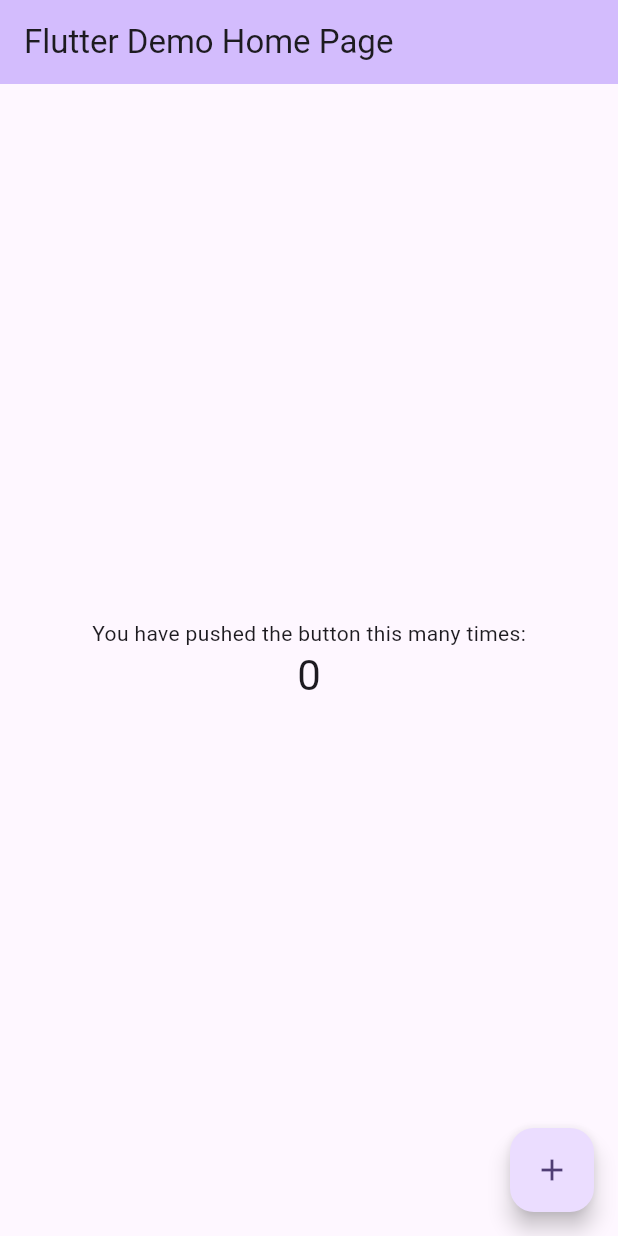
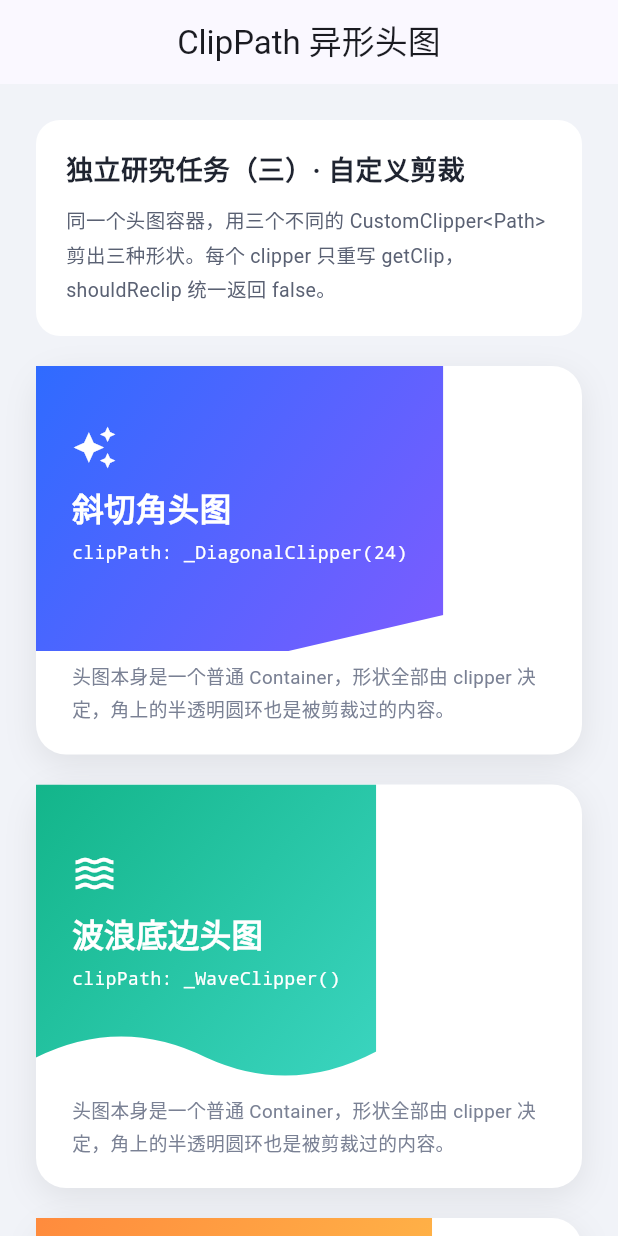
Before and after one commit to langjinbuhuitou/lecture6, a Flutter app: the screen it shows after launch, on a phone screen of 412 x 824 dp. Run offline on Flutter 3.47's test engine with Material 3 defaults, Android fonts, the phone set to English and light mode, and no system bars.

Commit message:
feat: ClipPath 异形卡片头图实验工程

```diff
--- a/clip_header_card/lib/main.dart
+++ b/clip_header_card/lib/main.dart
@@ -1,122 +1,270 @@
 import 'package:flutter/material.dart';
 
 void main() {
-  runApp(const MyApp());
+  runApp(const ClipHeaderApp());
 }
 
-class MyApp extends StatelessWidget {
-  const MyApp({super.key});
+class ClipHeaderApp extends StatelessWidget {
+  const ClipHeaderApp({super.key});
 
-  // This widget is the root of your application.
   @override
   Widget build(BuildContext context) {
     return MaterialApp(
-      title: 'Flutter Demo',
+      title: 'clip_header_card',
+      debugShowCheckedModeBanner: false,
       theme: ThemeData(
-        // This is the theme of your application.
-        //
-        // TRY THIS: Try running your application with "flutter run". You'll see
-        // the application has a purple toolbar. Then, without quitting the app,
-        // try changing the seedColor in the colorScheme below to Colors.green
-        // and then invoke "hot reload" (save your changes or press the "hot
-        // reload" button in a Flutter-supported IDE, or press "r" if you used
-        // the command line to start the app).
-        //
-        // Notice that the counter didn't reset back to zero; the application
-        // state is not lost during the reload. To reset the state, use hot
-        // restart instead.
-        //
-        // This works for code too, not just values: Most code changes can be
-        // tested with just a hot reload.
-        colorScheme: .fromSeed(seedColor: Colors.deepPurple),
+        useMaterial3: true,
+        colorSchemeSeed: const Color(0xFF2F6BFF),
+        scaffoldBackgroundColor: const Color(0xFFF1F3F8),
       ),
-      home: const MyHomePage(title: 'Flutter Demo Home Page'),
+      home: const ClipHeaderPage(),
     );
   }
 }
 
-class MyHomePage extends StatefulWidget {
-  const MyHomePage({super.key, required this.title});
-
-  // This widget is the home page of your application. It is stateful, meaning
-  // that it has a State object (defined below) that contains fields that affect
-  // how it looks.
-
-  // This class is the configuration for the state. It holds the values (in this
-  // case the title) provided by the parent (in this case the App widget) and
-  // used by the build method of the State. Fields in a Widget subclass are
-  // always marked "final".
-
-  final String title;
-
-  @override
-  State<MyHomePage> createState() => _MyHomePageState();
-}
-
-class _MyHomePageState extends State<MyHomePage> {
-  int _counter = 0;
-
-  void _incrementCounter() {
-    setState(() {
-      // This call to setState tells the Flutter framework that something has
-      // changed in this State, which causes it to rerun the build method below
-      // so that the display can reflect the updated values. If we changed
-      // _counter without calling setState(), then the build method would not be
-      // called again, and so nothing would appear to happen.
-      _counter++;
-    });
-  }
+class ClipHeaderPage extends StatelessWidget {
+  const ClipHeaderPage({super.key});
 
   @override
   Widget build(BuildContext context) {
-    // This method is rerun every time setState is called, for instance as done
-    // by the _incrementCounter method above.
-    //
-    // The Flutter framework has been optimized to make rerunning build methods
-    // fast, so that you can just rebuild anything that needs updating rather
-    // than having to individually change instances of widgets.
     return Scaffold(
       appBar: AppBar(
-        // TRY THIS: Try changing the color here to a specific color (to
-        // Colors.amber, perhaps?) and trigger a hot reload to see the AppBar
-        // change color while the other colors stay the same.
-        backgroundColor: Theme.of(context).colorScheme.inversePrimary,
-        // Here we take the value from the MyHomePage object that was created by
-        // the App.build method, and use it to set our appbar title.
-        title: Text(widget.title),
+        title: const Text('ClipPath 异形头图'),
+        centerTitle: true,
       ),
       body: Center(
-        // Center is a layout widget. It takes a single child and positions it
-        // in the middle of the parent.
-        child: Column(
-          // Column is also a layout widget. It takes a list of children and
-          // arranges them vertically. By default, it sizes itself to fit its
-          // children horizontally, and tries to be as tall as its parent.
-          //
-          // Column has various properties to control how it sizes itself and
-          // how it positions its children. Here we use mainAxisAlignment to
-          // center the children vertically; the main axis here is the vertical
-          // axis because Columns are vertical (the cross axis would be
-          // horizontal).
-          //
-          // TRY THIS: Invoke "debug painting" (choose the "Toggle Debug Paint"
-          // action in the IDE, or press "p" in the console), to see the
-          // wireframe for each widget.
-          mainAxisAlignment: .center,
-          children: [
-            const Text('You have pushed the button this many times:'),
-            Text(
-              '$_counter',
-              style: Theme.of(context).textTheme.headlineMedium,
-            ),
-          ],
+        child: ConstrainedBox(
+          constraints: const BoxConstraints(maxWidth: 760),
+          child: ListView(
+            padding: const EdgeInsets.all(24),
+            children: [
+              const _IntroCard(),
+              const SizedBox(height: 20),
+              _ClipCard(
+                title: '斜切角头图',
+                subtitle: 'clipPath: _DiagonalClipper(24)',
+                clipper: _DiagonalClipper(24),
+                colors: const [Color(0xFF2F6BFF), Color(0xFF7C5CFF)],
+                icon: Icons.auto_awesome,
+                height: 190,
+              ),
+              const SizedBox(height: 20),
+              _ClipCard(
+                title: '波浪底边头图',
+                subtitle: 'clipPath: _WaveClipper()',
+                clipper: _WaveClipper(),
+                colors: const [Color(0xFF13B58A), Color(0xFF3BD5C0)],
+                icon: Icons.waves,
+                height: 200,
+              ),
+              const SizedBox(height: 20),
+              _ClipCard(
+                title: '底部内凹弧形',
+                subtitle: 'clipPath: _InwardArcClipper()',
+                clipper: _InwardArcClipper(),
+                colors: const [Color(0xFFFF8B3D), Color(0xFFFFC24B)],
+                icon: Icons.local_fire_department,
+                height: 190,
+              ),
+            ],
+          ),
         ),
-      ),
-      floatingActionButton: FloatingActionButton(
-        onPressed: _incrementCounter,
-        tooltip: 'Increment',
-        child: const Icon(Icons.add),
       ),
     );
   }
 }
+
+class _IntroCard extends StatelessWidget {
+  const _IntroCard();
+
+  @override
+  Widget build(BuildContext context) {
+    return Container(
+      padding: const EdgeInsets.all(20),
+      decoration: BoxDecoration(
+        color: Colors.white,
+        borderRadius: BorderRadius.circular(16),
+      ),
+      child: const Column(
+        crossAxisAlignment: CrossAxisAlignment.start,
+        children: [
+          Text(
+            '独立研究任务（三）· 自定义剪裁',
+            style: TextStyle(
+              fontSize: 18,
+              fontWeight: FontWeight.bold,
+              color: Color(0xFF1F2430),
+            ),
+          ),
+          SizedBox(height: 8),
+          Text(
+            '同一个头图容器，用三个不同的 CustomClipper<Path> 剪出三种形状。'
+            '每个 clipper 只重写 getClip，shouldReclip 统一返回 false。',
+            style: TextStyle(fontSize: 13, height: 1.7, color: Color(0xFF5A6173)),
+          ),
+        ],
+      ),
+    );
+  }
+}
+
+class _ClipCard extends StatelessWidget {
+  const _ClipCard({
+    required this.title,
+    required this.subtitle,
+    required this.clipper,
+    required this.colors,
+    required this.icon,
+    required this.height,
+  });
+
+  final String title;
+  final String subtitle;
+  final CustomClipper<Path> clipper;
+  final List<Color> colors;
+  final IconData icon;
+  final double height;
+
+  @override
+  Widget build(BuildContext context) {
+    return Container(
+      decoration: BoxDecoration(
+        color: Colors.white,
+        borderRadius: BorderRadius.circular(20),
+        boxShadow: const [
+          BoxShadow(
+            color: Color(0x14000000),
+            blurRadius: 18,
+            offset: Offset(0, 6),
+          ),
+        ],
+      ),
+      child: Column(
+        crossAxisAlignment: CrossAxisAlignment.start,
+        children: [
+          // 头图区域：ClipPath 作用在这一层
+          ClipPath(
+            clipper: clipper,
+            child: Container(
+              height: height,
+              decoration: BoxDecoration(
+                gradient: LinearGradient(
+                  begin: Alignment.topLeft,
+                  end: Alignment.bottomRight,
+                  colors: colors,
+                ),
+              ),
+              child: Padding(
+                padding: const EdgeInsets.fromLTRB(24, 28, 24, 46),
+                child: Column(
+                  crossAxisAlignment: CrossAxisAlignment.start,
+                  mainAxisAlignment: MainAxisAlignment.center,
+                  children: [
+                    Icon(icon, color: Colors.white, size: 30),
+                    const SizedBox(height: 10),
+                    Text(
+                      title,
+                      style: const TextStyle(
+                        fontSize: 21,
+                        fontWeight: FontWeight.bold,
+                        color: Colors.white,
+                      ),
+                    ),
+                    const SizedBox(height: 6),
+                    Text(
+                      subtitle,
+                      style: const TextStyle(
+                        fontSize: 12,
+                        color: Colors.white,
+                        fontFamily: 'monospace',
+                      ),
+                    ),
+                  ],
+                ),
+              ),
+            ),
+          ),
+          const Padding(
+            padding: EdgeInsets.fromLTRB(24, 6, 24, 20),
+            child: Text(
+              '头图本身是一个普通 Container，形状全部由 clipper 决定，'
+              '角上的半透明圆环也是被剪裁过的内容。',
+              style: TextStyle(fontSize: 12.5, height: 1.7, color: Color(0xFF7A8194)),
+            ),
+          ),
+        ],
+      ),
+    );
+  }
+}
+
+/// 右下角斜切：底边从 70% 处斜向右下，切掉一个三角函数状的角。
+class _DiagonalClipper extends CustomClipper<Path> {
+  _DiagonalClipper(this.cut);
+
+  final double cut;
+
+  @override
+  Path getClip(Size size) {
+    final path = Path();
+    path.moveTo(0, 0);
+    path.lineTo(size.width, 0);
+    path.lineTo(size.width, size.height - cut);
+    path.lineTo(size.width * 0.62, size.height);
+    path.lineTo(0, size.height);
+    path.close();
+    return path;
+  }
+
+  @override
+  bool shouldReclip(covariant _DiagonalClipper oldClipper) => false;
+}
+
+/// 波浪底边：用两段二次贝塞尔拼出一条平滑波纹。
+class _WaveClipper extends CustomClipper<Path> {
+  @override
+  Path getClip(Size size) {
+    final path = Path();
+    path.lineTo(0, size.height - 18);
+    path.quadraticBezierTo(
+      size.width * 0.25,
+      size.height - 46,
+      size.width * 0.5,
+      size.height - 18,
+    );
+    path.quadraticBezierTo(
+      size.width * 0.75,
+      size.height + 8,
+      size.width,
+      size.height - 22,
+    );
+    path.lineTo(size.width, 0);
+    path.close();
+    return path;
+  }
+
+  @override
+  bool shouldReclip(covariant CustomClipper<Path> oldClipper) => false;
+}
+
+/// 底部内凹弧：底边向卡片内部凹进去一段。
+class _InwardArcClipper extends CustomClipper<Path> {
+  @override
+  Path getClip(Size size) {
+    final path = Path();
+    path.lineTo(0, 0);
+    path.lineTo(size.width, 0);
+    path.lineTo(size.width, size.height);
+    path.quadraticBezierTo(
+      size.width * 0.5,
+      size.height - 52,
+      0,
+      size.height,
+    );
+    path.close();
+    return path;
+  }
+
+  @override
+  bool shouldReclip(covariant CustomClipper<Path> oldClipper) => false;
+}
```
Also changed, not shown: 1 other file.
